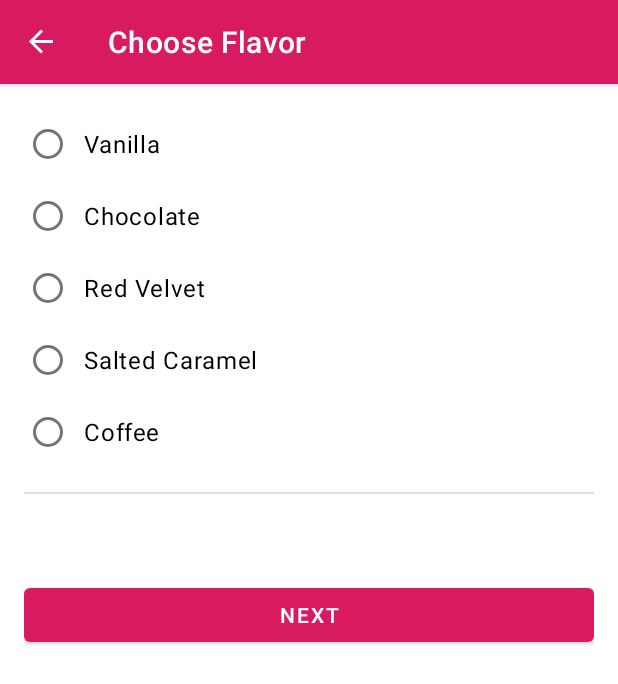
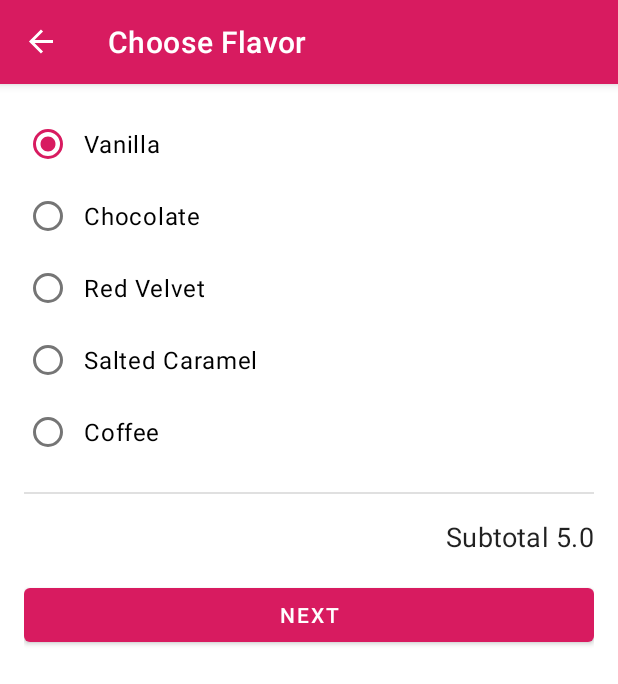
Before and after one commit to ShobhitMysoft/Cupcake-App, an Android app: the screen it shows after launch (MainActivity), after a tap on "ONE CUPCAKE", on a phone screen of 412 x 824 dp. Shown: the top 684 px of the screen. Run offline under Robolectric (Android 15) with nearby library versions, the phone set to English and light mode, and no system bars; our stand-ins replace data binding, navigation-ui.

Commit message:
Shared ViewModel Codelab completed

```diff
--- a/app/src/main/java/com/example/cupcake/FlavorFragment.kt
+++ b/app/src/main/java/com/example/cupcake/FlavorFragment.kt
@@ -21,8 +21,10 @@ import android.view.View
 import android.view.ViewGroup
 import android.widget.Toast
 import androidx.fragment.app.Fragment
+import androidx.fragment.app.activityViewModels
 import androidx.navigation.fragment.findNavController
 import com.example.cupcake.databinding.FragmentFlavorBinding
+import com.example.cupcake.model.OrderViewModel
 
 /**
  * [FlavorFragment] allows a user to choose a cupcake flavor for the order.
@@ -33,6 +35,7 @@ class FlavorFragment : Fragment() {
     // This property is non-null between the onCreateView() and onDestroyView() lifecycle callbacks,
     // when the view hierarchy is attached to the fragment.
     private var binding: FragmentFlavorBinding? = null
+    private val sharedViewModel: OrderViewModel by activityViewModels()
 
     override fun onCreateView(
         inflater: LayoutInflater, container: ViewGroup?,
@@ -47,7 +50,9 @@ class FlavorFragment : Fragment() {
         super.onViewCreated(view, savedInstanceState)
 
         binding?.apply {
-            nextButton.setOnClickListener { goToNextScreen() }
+            viewModel = sharedViewModel
+            lifecycleOwner = viewLifecycleOwner
+            flavorFragment = this@FlavorFragment
         }
     }
 
--- a/app/src/main/java/com/example/cupcake/MainActivity.kt
+++ b/app/src/main/java/com/example/cupcake/MainActivity.kt
@@ -17,6 +17,7 @@ package com.example.cupcake
 
 import android.os.Bundle
 import androidx.appcompat.app.AppCompatActivity
+import androidx.navigation.NavController
 import androidx.navigation.fragment.NavHostFragment
 import androidx.navigation.ui.setupActionBarWithNavController
 
@@ -24,12 +25,18 @@ import androidx.navigation.ui.setupActionBarWithNavController
  * Activity for cupcake order flow.
  */
 class MainActivity : AppCompatActivity(R.layout.activity_main) {
+    private lateinit var navController: NavController
+
     override fun onCreate(savedInstanceState: Bundle?) {
         super.onCreate(savedInstanceState)
 
         val navHostFragment = supportFragmentManager.findFragmentById(R.id.nav_host_fragment) as NavHostFragment
-        val navController = navHostFragment.navController
+        navController = navHostFragment.navController
 
         setupActionBarWithNavController(navController)
     }
+
+    override fun onSupportNavigateUp(): Boolean {
+        return navController.navigateUp() || super.onSupportNavigateUp()
+    }
 }
--- a/app/src/main/java/com/example/cupcake/StartFragment.kt
+++ b/app/src/main/java/com/example/cupcake/StartFragment.kt
@@ -21,8 +21,10 @@ import android.view.View
 import android.view.ViewGroup
 import android.widget.Toast
 import androidx.fragment.app.Fragment
+import androidx.fragment.app.activityViewModels
 import androidx.navigation.fragment.findNavController
 import com.example.cupcake.databinding.FragmentStartBinding
+import com.example.cupcake.model.OrderViewModel
 
 /**
  * This is the first screen of the Cupcake app. The user can choose how many cupcakes to order.
@@ -33,6 +35,7 @@ class StartFragment : Fragment() {
     // This property is non-null between the onCreateView() and onDestroyView() lifecycle callbacks,
     // when the view hierarchy is attached to the fragment.
     private var binding: FragmentStartBinding? = null
+    private val sharedViewModel: OrderViewModel by activityViewModels()
 
     override fun onCreateView(
         inflater: LayoutInflater, container: ViewGroup?,
@@ -46,18 +49,17 @@ class StartFragment : Fragment() {
     override fun onViewCreated(view: View, savedInstanceState: Bundle?) {
         super.onViewCreated(view, savedInstanceState)
 
-        binding?.apply {
-            // Set up the button click listeners
-            orderOneCupcake.setOnClickListener { orderCupcake(1) }
-            orderSixCupcakes.setOnClickListener { orderCupcake(6) }
-            orderTwelveCupcakes.setOnClickListener { orderCupcake(12) }
-        }
+        binding?.startFragment = this
     }
 
     /**
      * Start an order with the desired quantity of cupcakes and navigate to the next screen.
      */
     fun orderCupcake(quantity: Int) {
+        sharedViewModel.setQuantity(quantity)
+        if (sharedViewModel.hasNoFlavorSet()) {
+            sharedViewModel.setFlavor(getString(R.string.vanilla))
+        }
         findNavController().navigate(R.id.action_startFragment_to_flavorFragment)
     }
 
--- /dev/null
+++ b/app/src/main/java/com/example/cupcake/model/OrderViewModel.kt
@@ -0,0 +1,76 @@
+package com.example.cupcake.model
+
+import androidx.lifecycle.LiveData
+import androidx.lifecycle.MutableLiveData
+import androidx.lifecycle.ViewModel
+import java.text.SimpleDateFormat
+import java.util.*
+
+private const val PRICE_PER_CUPCAKE = 2.00
+private const val PRICE_FOR_SAME_DAY_PICKUP = 3.00
+
+class OrderViewModel: ViewModel() {
+
+    val dateOptions = getPickupOptions()
+
+    private val _quantity = MutableLiveData<Int>()
+    val quantity: LiveData<Int> = _quantity
+
+    private val _flavor = MutableLiveData<String>()
+    val flavor: LiveData<String> = _flavor
+
+    private val _date = MutableLiveData<String>()
+    val date: LiveData<String> = _date
+
+    private val _price = MutableLiveData<Double>()
+    val price: LiveData<Double> = _price
+
+    init {
+        resetOrder()
+    }
+
+    fun setQuantity(numberCupcakes: Int) {
+        _quantity.value = numberCupcakes
+        updatePrice()
+    }
+
+    fun setFlavor(desiredFlavor: String) {
+        _flavor.value = desiredFlavor
+    }
+
+    fun setDate(pickupDate: String) {
+        _date.value = pickupDate
+        updatePrice()
+    }
+
+    fun hasNoFlavorSet(): Boolean {
+        return _flavor.value.isNullOrEmpty()
+    }
+
+    fun getPickupOptions(): List<String> {
+        val options = mutableListOf<String>()
+        val formatter = SimpleDateFormat("E MMM d", Locale.getDefault())
+        val calender = Calendar.getInstance()
+        repeat(4) {
+            options.add(formatter.format(calender.time))
+            calender.add(Calendar.DATE, 1)
+        }
+
+        return options
+    }
+
+    fun resetOrder() {
+        _quantity.value = 0
+        _flavor.value = ""
+        _date.value = dateOptions[0]
+        _price.value = 0.0
+    }
+
+    private fun updatePrice() {
+        var calculatedPrice = (quantity.value ?: 0) * PRICE_PER_CUPCAKE
+        if (dateOptions[0] == _date.value) {
+            calculatedPrice += PRICE_FOR_SAME_DAY_PICKUP
+        }
+        _price.value = calculatedPrice
+    }
+}
--- a/app/src/main/res/layout/fragment_flavor.xml
+++ b/app/src/main/res/layout/fragment_flavor.xml
@@ -20,6 +20,16 @@
     xmlns:tools="http://schemas.android.com/tools"
     tools:context=".FlavorFragment">
 
+    <data>
+        <variable
+            name="viewModel"
+            type="com.example.cupcake.model.OrderViewModel" />
+
+        <variable
+            name="flavorFragment"
+            type="com.example.cupcake.FlavorFragment" />
+    </data>
+
     <ScrollView
         android:layout_width="match_parent"
         android:layout_height="match_parent">
@@ -41,30 +51,40 @@
                     android:id="@+id/vanilla"
                     android:layout_width="wrap_content"
                     android:layout_height="wrap_content"
+                    android:checked="@{viewModel.flavor.equals(@string/vanilla)}"
+                    android:onClick="@{() -> viewModel.setFlavor(@string/vanilla)}"
                     android:text="@string/vanilla" />
 
                 <RadioButton
                     android:id="@+id/chocolate"
                     android:layout_width="wrap_content"
                     android:layout_height="wrap_content"
+                    android:checked="@{viewModel.flavor.equals(@string/chocolate)}"
+                    android:onClick="@{() -> viewModel.setFlavor(@string/chocolate)}"
                     android:text="@string/chocolate" />
 
                 <RadioButton
                     android:id="@+id/red_velvet"
                     android:layout_width="wrap_content"
                     android:layout_height="wrap_content"
+                    android:checked="@{viewModel.flavor.equals(@string/red_velvet)}"
+                    android:onClick="@{() -> viewModel.setFlavor(@string/red_velvet)}"
                     android:text="@string/red_velvet" />
 
                 <RadioButton
                     android:id="@+id/salted_caramel"
                     android:layout_width="wrap_content"
                     android:layout_height="wrap_content"
+                    android:checked="@{viewModel.flavor.equals(@string/salted_caramel)}"
+                    android:onClick="@{() -> viewModel.setFlavor(@string/salted_caramel)}"
                     android:text="@string/salted_caramel" />
 
                 <RadioButton
                     android:id="@+id/coffee"
                     android:layout_width="wrap_content"
                     android:layout_height="wrap_content"
+                    android:checked="@{viewModel.flavor.equals(@string/coffee)}"
+                    android:onClick="@{() -> viewModel.setFlavor(@string/coffee)}"
                     android:text="@string/coffee" />
             </RadioGroup>
 
@@ -84,6 +104,7 @@
                 android:layout_width="wrap_content"
                 android:layout_height="wrap_content"
                 android:layout_marginTop="@dimen/side_margin"
+                android:text="@{@string/subtotal_price(viewModel.price)}"
                 app:layout_constraintEnd_toEndOf="parent"
                 app:layout_constraintTop_toBottomOf="@id/divider"
                 tools:text="Subtotal $5.00" />
@@ -94,6 +115,7 @@
                 android:layout_height="wrap_content"
                 android:layout_marginTop="@dimen/side_margin"
                 android:text="@string/next"
+                android:onClick="@{() -> flavorFragment.goToNextScreen()}"
                 app:layout_constraintBottom_toBottomOf="parent"
                 app:layout_constraintEnd_toEndOf="parent"
                 app:layout_constraintStart_toStartOf="parent"
--- a/app/src/main/res/values/strings.xml
+++ b/app/src/main/res/values/strings.xml
@@ -36,6 +36,7 @@
     <string name="pickup_date">Pickup date</string>
     <string name="subtotal_price">Subtotal %s</string>
     <string name="total_price">Total %s</string>
+    <string name="cupcakes_quantity">%s cupcakes</string>
     <string name="new_cupcake_order">New Cupcake Order</string>
     <string name="order_details">Quantity: %1$s cupcakes \n Flavor: %2$s \nPickup date: %3$s \n
         Total: %4$s \n\n Thank you!</string>
--- a/app/src/main/res/values/themes.xml
+++ b/app/src/main/res/values/themes.xml
@@ -22,8 +22,8 @@
         <item name="colorPrimaryVariant">@color/pink_950</item>
         <item name="colorOnPrimary">@color/white</item>
         <!-- Secondary brand color. -->
-        <item name="colorSecondary">@color/purple_400</item>
-        <item name="colorSecondaryVariant">@color/purple_700</item>
+        <item name="colorSecondary">@color/pink_600</item>
+        <item name="colorSecondaryVariant">@color/pink_950</item>
         <item name="colorOnSecondary">@color/black</item>
         <!-- Status bar color. -->
         <item name="android:statusBarColor" tools:targetApi="l">?attr/colorPrimaryVariant</item>
```
Also changed, not shown: app/src/main/java/com/example/cupcake/PickupFragment.kt (+6 -4 lines), app/src/main/java/com/example/cupcake/SummaryFragment.kt (+6 -1 lines), app/src/main/res/layout/fragment_pickup.xml (+24 -4 lines), app/src/main/res/layout/fragment_start.xml (+9 -0 lines), app/src/main/res/layout/fragment_summary.xml (+15 -0 lines).
